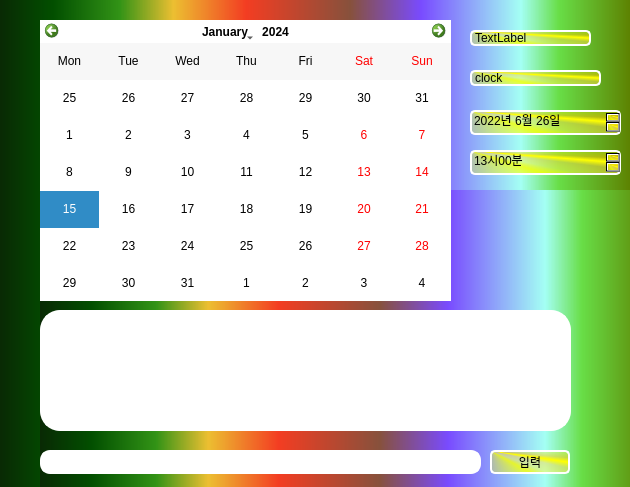
Above: widget.ui from Non-Yujin/Share_Calender before the change. Below: the same form after it.
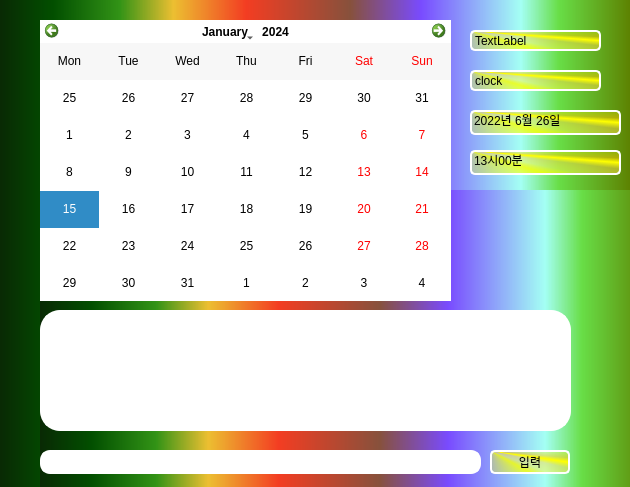
That is the form after the change. Icons and pictures are not drawn.

Patch:
```diff
--- a/widget.ui
+++ b/widget.ui
@@ -81,7 +81,7 @@
      <x>470</x>
      <y>70</y>
      <width>131</width>
-     <height>16</height>
+     <height>21</height>
     </rect>
    </property>
    <property name="styleSheet">
@@ -98,8 +98,8 @@
     <rect>
      <x>470</x>
      <y>30</y>
-     <width>121</width>
-     <height>16</height>
+     <width>131</width>
+     <height>21</height>
     </rect>
    </property>
    <property name="styleSheet">
@@ -112,6 +112,9 @@
    </property>
   </widget>
   <widget class="QDateEdit" name="date">
+   <property name="enabled">
+    <bool>true</bool>
+   </property>
    <property name="geometry">
     <rect>
      <x>470</x>
@@ -120,11 +123,26 @@
      <height>25</height>
     </rect>
    </property>
+   <property name="focusPolicy">
+    <enum>Qt::WheelFocus</enum>
+   </property>
+   <property name="acceptDrops">
+    <bool>false</bool>
+   </property>
+   <property name="autoFillBackground">
+    <bool>false</bool>
+   </property>
    <property name="styleSheet">
     <string notr="true">background-color: qconicalgradient(cx:0, cy:0, angle:135, stop:0 rgba(255, 255, 0, 69), stop:0.375 rgba(255, 255, 0, 69), stop:0.423533 rgba(251, 255, 0, 145), stop:0.45 rgba(247, 255, 0, 208), stop:0.477581 rgba(255, 244, 71, 130), stop:0.518717 rgba(255, 218, 71, 130), stop:0.55 rgba(255, 255, 0, 255), stop:0.57754 rgba(255, 203, 0, 130), stop:0.625 rgba(255, 255, 0, 69), stop:1 rgba(255, 255, 0, 69));
 border: 2px solid rgb(255, 255, 255);
 border-radius: 5px;</string>
    </property>
+   <property name="readOnly">
+    <bool>false</bool>
+   </property>
+   <property name="buttonSymbols">
+    <enum>QAbstractSpinBox::NoButtons</enum>
+   </property>
    <property name="minimumDate">
     <date>
      <year>2022</year>
@@ -150,6 +168,9 @@
 border: 2px solid rgb(255, 255, 255);
 border-radius: 5px;</string>
    </property>
+   <property name="buttonSymbols">
+    <enum>QAbstractSpinBox::NoButtons</enum>
+   </property>
    <property name="dateTime">
     <datetime>
      <hour>13</hour>
```
